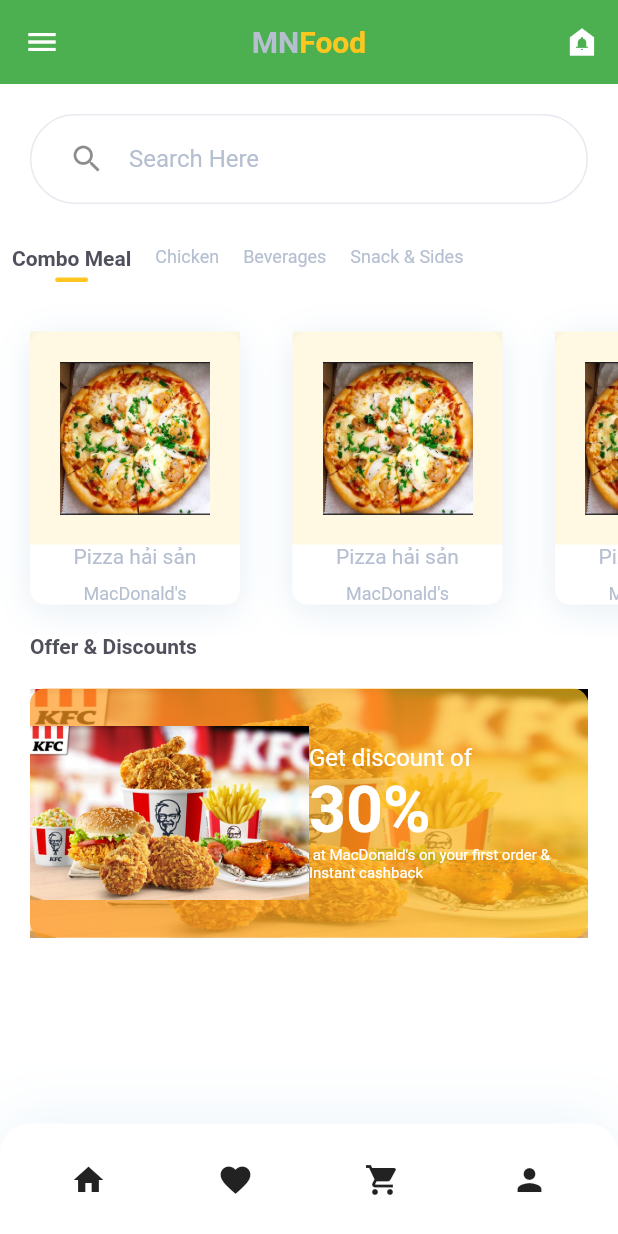
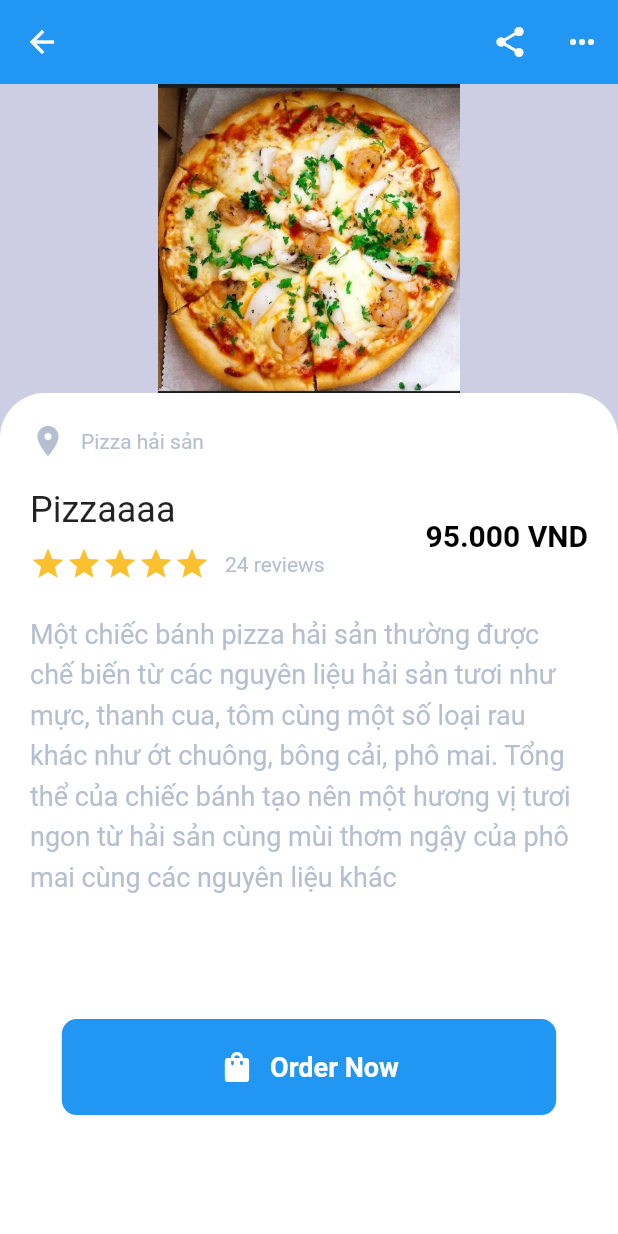
Before and after one commit to NguyenThiHueMinhB1910411/app_order, a Flutter app: the screen it shows after launch, after a tap on "Pizza hải sản", on a phone screen of 412 x 824 dp. Run offline on Flutter 3.47's test engine with Material 2 defaults, Android fonts, the phone set to English and light mode, and no system bars.

Commit message:
second commit

```diff
--- a/lib/components/search_box.dart
+++ b/lib/components/search_box.dart
@@ -3,15 +3,19 @@ import 'package:flutter/material.dart';
 import 'package:order_food/constants.dart';
 
 class SearchBox extends StatelessWidget {
+
   final ValueChanged<String> ? onchanged;
   const SearchBox({
+
     Key? key,
     this.onchanged,
   }) : super(key: key);
 
   @override
   Widget build(BuildContext context) {
+
     return Container(
+
       margin: EdgeInsets.all(20),
       padding: EdgeInsets.symmetric(horizontal: 25, vertical: 5),
       decoration: BoxDecoration(
--- a/lib/constants.dart
+++ b/lib/constants.dart
@@ -1,6 +1,9 @@
 import 'package:flutter/material.dart';
 
 const kPrimaryColor = Color(0xFFFFC61F);
+
+// const kPrimaryColor = Colors.white;
+
 const ksecondaryColor = Color(0xFFB5BFD0);
 const kTextColor = Color(0xFF50505D);
 const kTextLightColor = Color(0xFF6A727D);
--- a/lib/screens/home/components/bottom_nav_bar.dart
+++ b/lib/screens/home/components/bottom_nav_bar.dart
@@ -12,26 +12,20 @@ class BottomNavBar extends StatelessWidget {
       padding: EdgeInsets.symmetric(horizontal: 35),
       height: 75,
       width: double.infinity,
-      decoration: BoxDecoration(
-          color: Colors.white,
-          borderRadius: BorderRadius.only(
-            topLeft: Radius.circular(20),
-            topRight: Radius.circular(20),
-          ),
-          boxShadow: [
-            BoxShadow(
-              offset: Offset(0, -7),
-              blurRadius: 33,
-              color: Color(0xFF6DAED9).withOpacity(0.11),
-            )
-          ]),
+      decoration: BoxDecoration(color: Color.fromARGB(255, 241, 245, 241), boxShadow: [
+        // BoxShadow(
+        //   offset: Offset(0, -7),
+        //   blurRadius: 33,
+        //   color: Color(0xFF6DAED9).withOpacity(0.11),
+        // )
+      ]),
       child: Row(
         mainAxisAlignment: MainAxisAlignment.spaceBetween,
         children: <Widget>[
           IconButton(
             icon: const Icon(
               Icons.home,
-              // color: Colors.green,
+              // color: Colors.white,
             ),
             onPressed: () {},
           ),
@@ -40,6 +34,7 @@ class BottomNavBar extends StatelessWidget {
             // color: Colors.red[900],
             onPressed: () {},
           ),
+
           IconButton(
             icon: const Icon(Icons.shopping_cart),
             // color: Color.fromARGB(255, 245, 167, 23),
--- a/lib/screens/home/components/discount_card.dart
+++ b/lib/screens/home/components/discount_card.dart
@@ -1,5 +1,3 @@
-
-
 import 'package:flutter/material.dart';
 import 'package:order_food/constants.dart';
 
--- a/lib/screens/home/components/item_card.dart
+++ b/lib/screens/home/components/item_card.dart
@@ -33,7 +33,9 @@ class ItemCard extends StatelessWidget {
       child: Material(
         color: Colors.transparent,
         child: InkWell(
-          onTap: () {},
+          onTap: () {
+            Future.delayed(Duration.zero, press());
+          },
           child: Column(
             children: [
               Column(
--- a/lib/screens/home/components/item_list.dart
+++ b/lib/screens/home/components/item_list.dart
@@ -1,6 +1,7 @@
 import 'package:flutter/material.dart';
 import 'package:order_food/constants.dart';
 import 'package:order_food/screens/home/components/item_card.dart';
+import 'package:order_food/screens/home/details/details-screen.dart';
 
 class ItemList extends StatelessWidget {
   const ItemList({
@@ -17,19 +18,47 @@ class ItemList extends StatelessWidget {
             svgScr: 'assets/images/seafood_pizza.jpg',
             title: "Pizza hải sản",
             shopName: "MacDonald's",
-            press: () {},
+            press: () {
+              Navigator.push(
+                context,
+                MaterialPageRoute(
+                  builder: (context) {
+                    return DetailsScreen();
+                  },
+                ),
+              );
+            },
           ),
           ItemCard(
             svgScr: 'assets/images/seafood_pizza.jpg',
             title: "Pizza hải sản",
             shopName: "MacDonald's",
-            press: () {},
+            press: () {
+              Navigator.push(
+                context,
+                MaterialPageRoute(
+                  builder: (context) {
+                    return DetailsScreen();
+                  },
+                ),
+              );
+            },
           ),
           ItemCard(
             svgScr: 'assets/images/seafood_pizza.jpg',
             title: "Pizza hải sản",
             shopName: "MacDonald's",
-            press: () {},
+            // press: () {},
+            press: () {
+              Navigator.push(
+                context,
+                MaterialPageRoute(
+                  builder: (context) {
+                    return DetailsScreen();
+                  },
+                ),
+              );
+            },
           ),
         ],
       ),
--- /dev/null
+++ b/lib/screens/home/details/components/app_bar.dart
@@ -0,0 +1,27 @@
+import 'package:flutter/material.dart';
+
+AppBar detailsAppBar(BuildContext context) {
+  return AppBar(
+    elevation: 0,
+    leading: IconButton(
+      icon: Icon(
+        Icons.arrow_back,
+        color: Colors.white,
+      ),
+      onPressed: () {
+        Navigator.pop(context);
+
+      },
+    ),
+    actions: <Widget>[
+      IconButton(
+        icon: Icon(Icons.share_rounded),
+        onPressed: () {},
+      ),
+      IconButton(
+        icon: Icon(Icons.more_horiz),
+        onPressed: () {},
+      ),
+    ],
+  );
+}
--- /dev/null
+++ b/lib/screens/home/details/components/item_image.dart
@@ -0,0 +1,23 @@
+import 'package:flutter/material.dart';
+
+class ItemImage extends StatelessWidget {
+  final String imgSrc;
+  const ItemImage({
+    Key? key,
+    required this.imgSrc,
+    required this.size,
+  }) : super(key: key);
+
+  final Size size;
+
+  @override
+  Widget build(BuildContext context) {
+    Size size = MediaQuery.of(context).size;
+    return Image.asset(
+      imgSrc,
+      height: size.height * 0.25,
+      width: double.infinity,
+      //  fit: BoxFit.fill,
+    );
+  }
+}
--- /dev/null
+++ b/lib/screens/home/details/components/order_button.dart
@@ -0,0 +1,55 @@
+
+
+import 'package:flutter/material.dart';
+
+class OrderButton extends StatelessWidget {
+  const OrderButton({
+    Key? key,
+    required this.size,
+    required this.press,
+  }) : super(key: key);
+
+  final Size size;
+  final Function press;
+
+  @override
+  Widget build(BuildContext context) {
+    return Container(
+      padding: EdgeInsets.all(10),
+      width: size.width * 0.8,
+      // no phu 80% tong chieu rong
+      decoration: BoxDecoration(
+        color: Colors.blue,
+        borderRadius: BorderRadius.circular(10),
+      ),
+
+      child: Material(
+        color: Colors.transparent,
+        child: InkWell(
+          onTap: press(),
+          child: Padding(
+            padding: const EdgeInsets.all(10.0),
+            child: Row(
+              mainAxisAlignment: MainAxisAlignment.center,
+              children: <Widget>[
+                Icon(
+                  Icons.shopping_bag,
+                  color: Colors.white,
+                ),
+                SizedBox(width: 10),
+                Text(
+                  "Order Now",
+                  style: TextStyle(
+                    color: Colors.white,
+                    fontWeight: FontWeight.bold,
+                    fontSize: 18,
+                  ),
+                )
+              ],
+            ),
+          ),
+        ),
+      ),
+    );
+  }
+}
--- /dev/null
+++ b/lib/screens/home/details/components/title_price_rating.dart
@@ -0,0 +1,75 @@
+import 'package:flutter/material.dart';
+
+class TitlePriceRating extends StatelessWidget {
+  final int price, numberOfReview;
+  final double rating;
+  final String name;
+  // final ChangeNotifier onRatingChanged;
+  const TitlePriceRating({
+    Key? key,
+    required this.price,
+    required this.numberOfReview,
+    required this.rating,
+    required this.name,
+    // required this.onRatingChanged,
+  }) : super(key: key);
+
+  @override
+  Widget build(BuildContext context) {
+    return Padding(
+      padding: const EdgeInsets.symmetric(vertical: 20),
+      child: Row(
+        children: <Widget>[
+          Expanded(
+            child: Column(
+              crossAxisAlignment: CrossAxisAlignment.start,
+              children: <Widget>[
+                Text(
+                  name,
+                  style: Theme.of(context).textTheme.headline5,
+                ),
+                SizedBox(height: 10),
+                Row(
+                  children: [
+                    Wrap(
+                        children: List.generate(5, (index) {
+                      return Icon(
+                        Icons.star,
+
+                        color: Colors.yellow[700],
+
+                      );
+
+                    })),
+
+                    SizedBox(width: 10),
+                    Text("$numberOfReview reviews"),
+                  ],
+                ),
+              ],
+            ),
+          ),
+          Container(
+            // clipper: PricerCliper(),
+
+            child: Container(
+              alignment: Alignment.topCenter,
+              // padding: EdgeInsets.symmetric(vertical: 15),
+              // height: 66,
+              // width: 65,
+              // color: Colors.blue,
+
+              child: Text(
+                "95.000 VND",
+                style: Theme.of(context).textTheme.titleLarge?.copyWith(
+                      color: Colors.black,
+                      fontWeight: FontWeight.bold,
+                    ),
+              ),
+            ),
+          )
+        ],
+      ),
+    );
+  }
+}
--- /dev/null
+++ b/lib/screens/home/details/details-screen.dart
@@ -0,0 +1,153 @@
+import 'package:flutter/material.dart';
+import 'package:order_food/constants.dart';
+import 'package:order_food/screens/home/components/body.dart';
+import 'package:order_food/screens/home/details/components/app_bar.dart';
+import 'package:order_food/screens/home/details/components/item_image.dart';
+import 'package:order_food/screens/home/details/components/order_button.dart';
+import 'package:order_food/screens/home/details/components/title_price_rating.dart';
+
+class DetailsScreen extends StatelessWidget {
+  @override
+  Widget build(BuildContext context) {
+    return Scaffold(
+      backgroundColor: Color.fromARGB(255, 205, 206, 228),
+      appBar: detailsAppBar(context),
+      body: Body(),
+    );
+  }
+}
+
+class Body extends StatelessWidget {
+  @override
+  Widget build(BuildContext context) {
+    Size size = MediaQuery.of(context).size;
+    return Column(
+      children: <Widget>[
+        ItemImage(
+          imgSrc: "assets/images/seafood_pizza.jpg",
+          size: size,
+        ),
+        Expanded(
+          child: ItemInfo(),
+        )
+      ],
+    );
+  }
+}
+
+class ItemInfo extends StatelessWidget {
+  const ItemInfo({
+    Key? key,
+  }) : super(key: key);
+
+  @override
+  Widget build(BuildContext context) {
+    Size size = MediaQuery.of(context).size;
+
+    return Container(
+      padding: EdgeInsets.all(20),
+      width: double.infinity,
+      decoration: BoxDecoration(
+          color: Colors.white,
+          borderRadius: BorderRadius.only(
+            topLeft: Radius.circular(30),
+            topRight: Radius.circular(30),
+          )),
+      child: Column(
+        children: <Widget>[
+          shopeName(name: "Pizza hải sản"),
+          TitlePriceRating(
+            name: "Pizzaaaa",
+            numberOfReview: 24,
+            rating: 4,
+            price: 15,
+            // onRatingChanged: (){},
+          ),
+          Text(
+            "Một chiếc bánh pizza hải sản thường được chế biến từ các nguyên liệu hải sản tươi như mực, thanh cua, tôm cùng một số loại rau khác như ớt chuông, bông cải, phô mai. Tổng thể của chiếc bánh tạo nên một hương vị tươi ngon từ hải sản cùng mùi thơm ngậy của phô mai cùng các nguyên liệu khác",
+            style: TextStyle(height: 1.5, fontSize: 18),
+          ),
+          SizedBox(height: size.height * 0.1),
+          // khong gian trong cua 10%
+          OrderButton(
+            size: size,
+            press: () {},
+          )
+        ],
+      ),
+    );
+  }
+
+  Row shopeName({required String name}) {
+    return Row(
+      children: <Widget>[
+        Icon(
+          Icons.location_on,
+          color: ksecondaryColor,
+        ),
+        SizedBox(width: 10),
+        Text(name)
+      ],
+    );
+  }
+}
+
+
+// class TitlePriceRating extends StatelessWidget {
+//   const TitlePriceRating({
+//     Key? key,
+//   }) : super(key: key);
+
+//   @override
+//   Widget build(BuildContext context) {
+//     return Padding(
+//       padding: const EdgeInsets.all(8.0),
+//       child: Row(
+//         children: <Widget>[
+//           Expanded(
+//             child: Column(
+//               crossAxisAlignment: CrossAxisAlignment.start,
+
+//               children: <Widget>[
+//                 Text(
+//                   "Pizza",
+//                   style: Theme.of(context).textTheme.headline5,
+//                 ),
+//                 Padding(
+//                   padding: const EdgeInsets.symmetric(vertical: 20),
+//                   child: Row(
+//                     children: [
+//                       SizedBox(height: 10),
+//                       Wrap(
+//                           children: List.generate(5, (index) {
+//                         return Icon(
+//                           Icons.star,
+//                           color: Colors.yellow[800],
+//                         );
+//                       })),
+//                       Text("24 reviews")
+//                     ],
+//                   ),
+//                 ),
+//               ],
+//             ),
+//           ),
+//           Container(
+
+//             child: Container(
+//               alignment: Alignment.topCenter,
+
+//               child: Text(
+//                 "95.000 VND",
+//                 style: Theme.of(context).textTheme.titleLarge?.copyWith(
+//                       color: Colors.black,
+//                       fontWeight: FontWeight.bold,
+//                     ),
+//               ),
+//             ),
+//           )
+//         ],
+//       ),
+//     );
+//   }
+// }
--- a/lib/screens/home/home-screen.dart
+++ b/lib/screens/home/home-screen.dart
@@ -11,6 +11,7 @@ class HomeScreen extends StatelessWidget {
   @override
   Widget build(BuildContext context) {
     return Scaffold(
+      resizeToAvoidBottomInset: false,
       appBar: homeAppBar(context),
       bottomNavigationBar: BottomNavBar(),
       body: BodyScreen(),
--- a/pubspec.yaml
+++ b/pubspec.yaml
@@ -36,6 +36,7 @@ dependencies:
   # The following adds the Cupertino Icons font to your application.
   # Use with the CupertinoIcons class for iOS style icons.
   cupertino_icons: ^1.0.2
+  # smooth_star_rating: ^1.1.1
   # flutter_svg: ^0.17.4
   # smooth_start_rating: ^1.0.4
 
```
